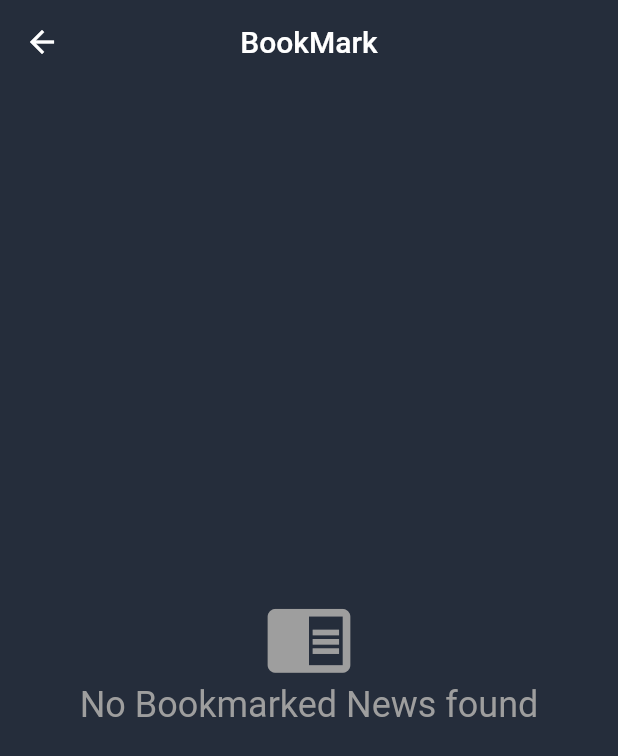
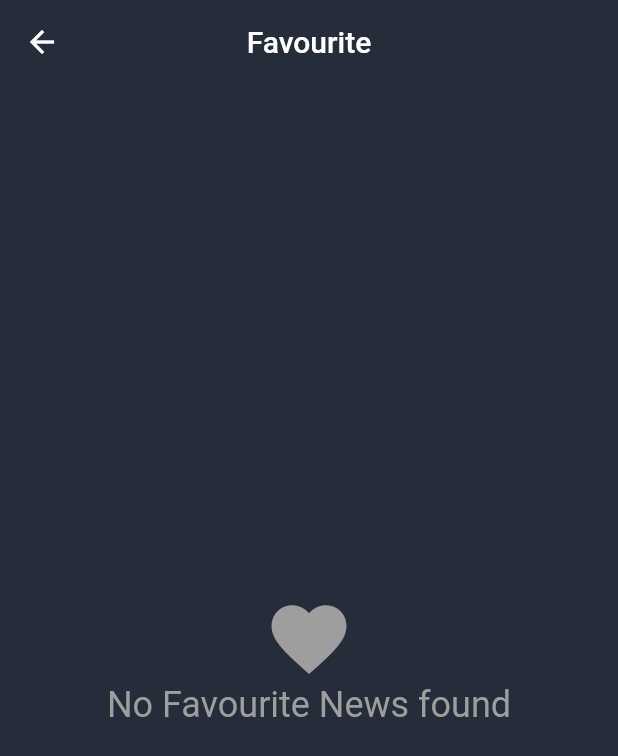
Before and after one commit to the-hit-times/The-HIT-Times-App-Flutter, a Flutter app: the BookMarkPage screen opened directly, on a phone screen of 412 x 824 dp. Shown: the top 756 px of the screen. Run offline on Flutter 3.47's test engine with Material 2 defaults, Android fonts, the light colour scheme and no system bars; our stand-ins replace cached_network_image, curved_navigation_bar, firebase_core, firebase_messaging, flutter_local_notifications, photo_view and 2 more; missing offline and left inert: emailjs, reading_time; accounts and stored records are empty; network calls fail.

Commit message:
bookmark fix added

```diff
--- a/lib/bookmark.dart
+++ b/lib/bookmark.dart
@@ -36,7 +36,7 @@ class _BookMarkPageState extends State<BookMarkPage> {
     });
     ScaffoldMessenger.of(context).showSnackBar(SnackBar(
       backgroundColor: Colors.green,
-      content: const Text('News is added to bookmark'),
+      content: const Text('News is added to favourite'),
     ));
   }
 
@@ -47,7 +47,7 @@ class _BookMarkPageState extends State<BookMarkPage> {
     });
     ScaffoldMessenger.of(context).showSnackBar(SnackBar(
       backgroundColor: Colors.green,
-      content: const Text('News is removed from bookmark'),
+      content: const Text('News is removed from favourite'),
     ));
   }
 
@@ -65,7 +65,7 @@ class _BookMarkPageState extends State<BookMarkPage> {
   Widget build(BuildContext context) {
     return Scaffold(
         appBar: AppBar(
-          title: Text('BookMark'),
+          title: Text('Favourite'),
           centerTitle: true,
           iconTheme: IconThemeData(
             color: Colors.white, //change your color here
@@ -127,10 +127,9 @@ class _BookMarkPageState extends State<BookMarkPage> {
                   child: Column(
                     mainAxisAlignment: MainAxisAlignment.center,
                     children: [
-                      Icon(Icons.chrome_reader_mode,
-                          color: Colors.grey, size: 60.0),
+                      Icon(Icons.favorite, color: Colors.grey, size: 60.0),
                       Text(
-                        "No Bookmarked News found",
+                        "No Favourite News found",
                         style: TextStyle(fontSize: 24.0, color: Colors.grey),
                       ),
                     ],
--- a/lib/news.dart
+++ b/lib/news.dart
@@ -13,7 +13,6 @@ import 'package:the_hit_times_app/database_helper.dart';
 import 'package:the_hit_times_app/display.dart';
 // import 'card_ui.dart';
 import 'models/postmodel.dart';
-
 
 //import 'package:zoomable_image/zoomable_image.dart';
 
@@ -37,6 +36,7 @@ class NewsState extends State<News> {
   @override
   void initState() {
     super.initState();
+    print("home");
     getSWData();
     getLocalNews();
     controller.addListener(() {
@@ -54,8 +54,13 @@ class NewsState extends State<News> {
     super.dispose();
   }
 
+  @override
+  void didUpdateWidget(News oldWidget) {
+    super.didUpdateWidget(oldWidget);
+    getLocalNews();
+  }
+
   Future<String> getSWData() async {
-
     if (!hasmore) return "";
     if (loading) return "Loading";
     loading = true;
@@ -91,7 +96,7 @@ class NewsState extends State<News> {
     });
     ScaffoldMessenger.of(context).showSnackBar(SnackBar(
       backgroundColor: Colors.green,
-      content: const Text('News is added to bookmark'),
+      content: const Text('News is added to favourite'),
     ));
   }
 
@@ -102,7 +107,7 @@ class NewsState extends State<News> {
     });
     ScaffoldMessenger.of(context).showSnackBar(SnackBar(
       backgroundColor: Colors.green,
-      content: const Text('News is removed from bookmark'),
+      content: const Text('News is removed from favourite'),
     ));
   }
 
--- a/lib/smenu.dart
+++ b/lib/smenu.dart
@@ -119,7 +119,7 @@ class fourGrid extends StatelessWidget {
                   Navigator.of(context).push(MaterialPageRoute(
                       builder: (BuildContext context) => Scaffold(
                             appBar: AppBar(
-                              title: Text("The HIT Times"),
+                              title: Text("Notifications"),
                               centerTitle: true,
                               iconTheme: IconThemeData(
                                 color: Colors.white, //change your color here
--- a/lib/weeklie.dart
+++ b/lib/weeklie.dart
@@ -81,7 +81,7 @@ class _WeekliesState extends State<Weeklies> {
     });
     ScaffoldMessenger.of(context).showSnackBar(SnackBar(
       backgroundColor: Colors.green,
-      content: const Text('News is added to bookmark'),
+      content: const Text('News is added to favourite'),
     ));
   }
 
@@ -92,7 +92,7 @@ class _WeekliesState extends State<Weeklies> {
     });
     ScaffoldMessenger.of(context).showSnackBar(SnackBar(
       backgroundColor: Colors.green,
-      content: const Text('News is removed from bookmark'),
+      content: const Text('News is removed from favourite'),
     ));
   }
 
@@ -273,7 +273,7 @@ class _AppXState extends State<AppX> {
     });
     ScaffoldMessenger.of(context).showSnackBar(SnackBar(
       backgroundColor: Colors.green,
-      content: const Text('News is added to bookmark'),
+      content: const Text('News is added to favourite'),
     ));
   }
 
@@ -284,7 +284,7 @@ class _AppXState extends State<AppX> {
     });
     ScaffoldMessenger.of(context).showSnackBar(SnackBar(
       backgroundColor: Colors.green,
-      content: const Text('News is removed from bookmark'),
+      content: const Text('News is removed from favourite'),
     ));
   }
 
```
Also changed, not shown: lib/card_ui.dart (+16 -133 lines), lib/homepage.dart (+14 -17 lines), lib/notify.dart (+5 -14 lines).
